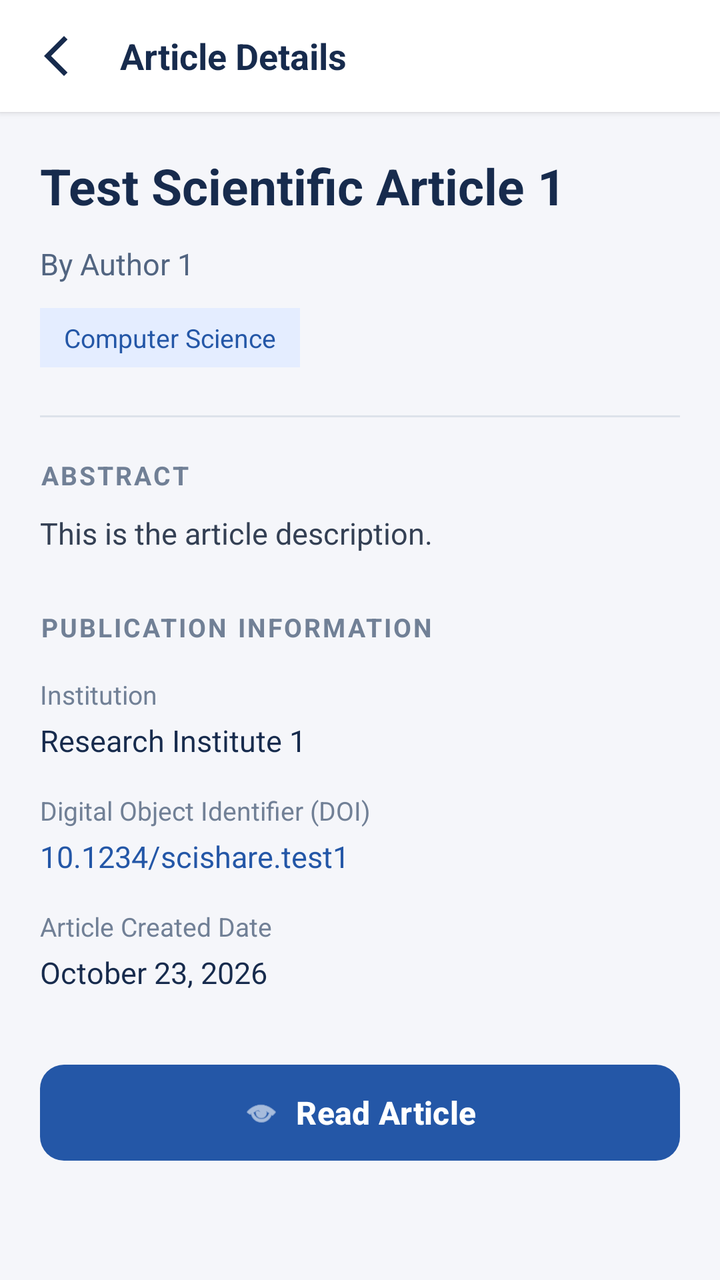
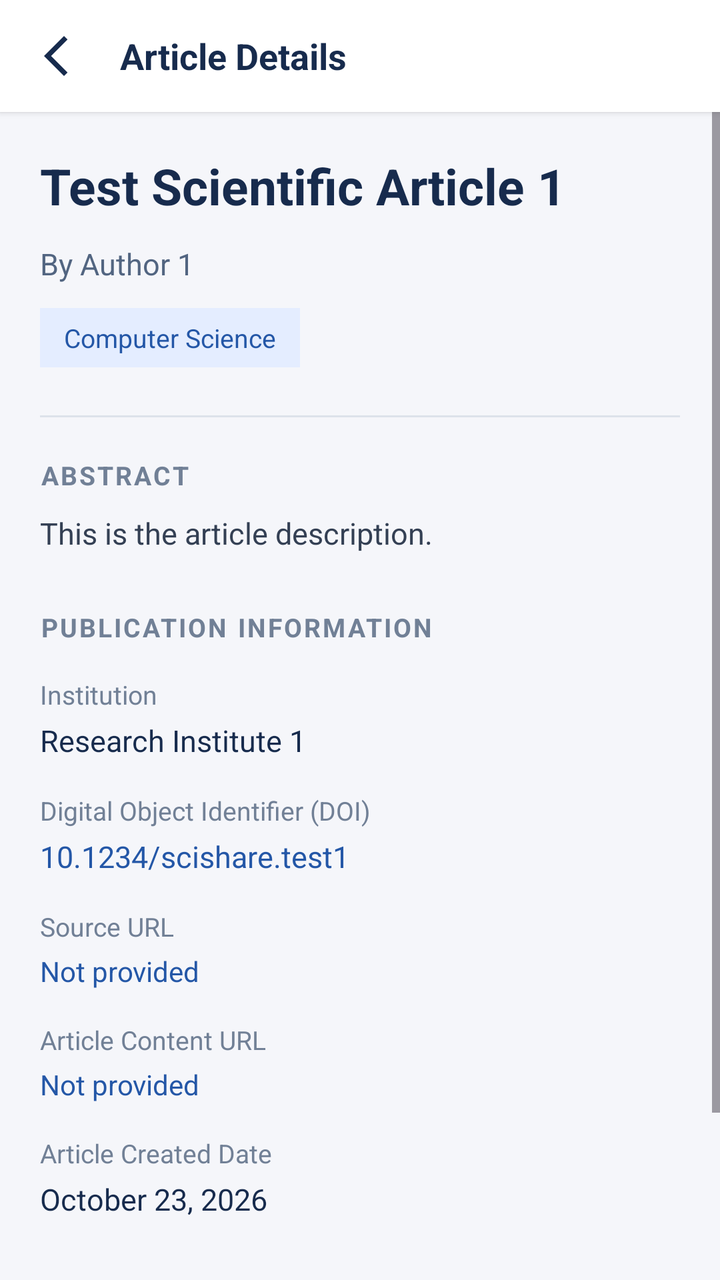

Screens rendered from an Android XML layout before and after an edit, with the pre-edit source and the edit as a unified diff.
<!-- AndroidManifest.xml: application theme Theme.MyApplication -->
<!-- res/layout/activity_article_detail.xml -->
<?xml version="1.0" encoding="utf-8"?>
<LinearLayout xmlns:android="http://schemas.android.com/apk/res/android"
    xmlns:app="http://schemas.android.com/apk/res-auto"
    android:id="@+id/root"
    android:layout_width="match_parent"
    android:layout_height="match_parent"
    android:orientation="vertical"
    android:background="#F5F6FA">

    
    <View
        android:id="@+id/status_bar_spacer"
        android:layout_width="match_parent"
        android:layout_height="0dp"
        android:background="#6750A4" />

    
    <LinearLayout
        android:layout_width="match_parent"
        android:layout_height="56dp"
        android:orientation="horizontal"
        android:gravity="center_vertical"
        android:background="#FFFFFF"
        android:elevation="2dp">

        <ImageButton
            android:id="@+id/btn_back"
            android:layout_width="56dp"
            android:layout_height="match_parent"
            android:background="?attr/selectableItemBackgroundBorderless"
            android:src="@drawable/ic_arrow_back"
            android:contentDescription="Back"
            android:padding="16dp"
            android:scaleType="fitCenter"
            app:tint="#172B4D" />

        <TextView
            android:layout_width="0dp"
            android:layout_height="wrap_content"
            android:layout_weight="1"
            android:text="Article Details"
            android:textSize="18sp"
            android:textStyle="bold"
            android:textColor="#172B4D"
            android:gravity="center_vertical"
            android:paddingStart="4dp" />

    </LinearLayout>

    
    <ScrollView
        android:layout_width="match_parent"
        android:layout_height="0dp"
        android:layout_weight="1"
        android:fillViewport="true">

        <LinearLayout
            android:layout_width="match_parent"
            android:layout_height="wrap_content"
            android:orientation="vertical"
            android:padding="20dp">

            
            <TextView
                android:id="@+id/tv_detail_title"
                android:layout_width="match_parent"
                android:layout_height="wrap_content"
                android:text="Test Scientific Article 1"
                android:textSize="25sp"
                android:textStyle="bold"
                android:textColor="#172B4D"
                android:lineSpacingExtra="4dp" />

            
            <TextView
                android:id="@+id/tv_detail_author"
                android:layout_width="match_parent"
                android:layout_height="wrap_content"
                android:layout_marginTop="12dp"
                android:text="By Author 1"
                android:textSize="15sp"
                android:textColor="#526581" />

            
            <TextView
                android:id="@+id/tv_detail_category"
                android:layout_width="wrap_content"
                android:layout_height="wrap_content"
                android:layout_marginTop="12dp"
                android:paddingStart="12dp"
                android:paddingEnd="12dp"
                android:paddingTop="6dp"
                android:paddingBottom="6dp"
                android:background="#E4EDFF"
                android:text="Computer Science"
                android:textSize="13sp"
                android:textColor="#2457A7" />

            
            <View
                android:layout_width="match_parent"
                android:layout_height="1dp"
                android:layout_marginTop="24dp"
                android:layout_marginBottom="20dp"
                android:background="#DDE2EA" />

            
            <TextView
                android:layout_width="match_parent"
                android:layout_height="wrap_content"
                android:text="ABSTRACT"
                android:textSize="13sp"
                android:textStyle="bold"
                android:textColor="#718096"
                android:letterSpacing="0.08" />

            <TextView
                android:id="@+id/tv_detail_description"
                android:layout_width="match_parent"
                android:layout_height="wrap_content"
                android:layout_marginTop="10dp"
                android:text="This is the article description."
                android:textSize="15sp"
                android:textColor="#344054"
                android:lineSpacingExtra="5dp" />

            
            <TextView
                android:layout_width="match_parent"
                android:layout_height="wrap_content"
                android:layout_marginTop="28dp"
                android:text="PUBLICATION INFORMATION"
                android:textSize="13sp"
                android:textStyle="bold"
                android:textColor="#718096"
                android:letterSpacing="0.08" />

            
            <TextView
                android:layout_width="match_parent"
                android:layout_height="wrap_content"
                android:layout_marginTop="16dp"
                android:text="Institution"
                android:textSize="13sp"
                android:textColor="#718096" />

            <TextView
                android:id="@+id/tv_detail_institution"
                android:layout_width="match_parent"
                android:layout_height="wrap_content"
                android:layout_marginTop="4dp"
                android:text="Research Institute 1"
                android:textSize="15sp"
                android:textColor="#172B4D" />

            
            <TextView
                android:layout_width="match_parent"
                android:layout_height="wrap_content"
                android:layout_marginTop="16dp"
                android:text="Digital Object Identifier (DOI)"
                android:textSize="13sp"
                android:textColor="#718096" />

            <TextView
                android:id="@+id/tv_detail_doi"
                android:layout_width="match_parent"
                android:layout_height="wrap_content"
                android:layout_marginTop="4dp"
                android:text="10.1234/scishare.test1"
                android:textSize="15sp"
                android:textColor="#2457A7"
                android:textIsSelectable="true" />

            
            <TextView
                android:layout_width="match_parent"
                android:layout_height="wrap_content"
                android:layout_marginTop="16dp"
                android:text="Article Created Date"
                android:textSize="13sp"
                android:textColor="#718096" />

            <TextView
                android:id="@+id/tv_detail_date"
                android:layout_width="match_parent"
                android:layout_height="wrap_content"
                android:layout_marginTop="4dp"
                android:text="October 23, 2026"
                android:textSize="15sp"
                android:textColor="#172B4D" />

            
            <com.google.android.material.button.MaterialButton
                android:id="@+id/btn_read_article"
                android:layout_width="match_parent"
                android:layout_height="56dp"
                android:layout_marginTop="32dp"
                android:layout_marginBottom="20dp"
                android:text="Read Article"
                android:textSize="16sp"
                android:textStyle="bold"
                android:textAllCaps="false"
                android:textColor="#FFFFFF"
                app:cornerRadius="12dp"
                app:icon="@android:drawable/ic_menu_view"
                app:iconGravity="textStart"
                app:iconTint="#FFFFFF"
                app:backgroundTint="#2457A7" />

        </LinearLayout>

    </ScrollView>

</LinearLayout>
<!-- resources referenced by this layout -->
<resources>
  <!-- drawable ic_arrow_back (drawable) -->
  <vector xmlns:android="http://schemas.android.com/apk/res/android"
      android:width="24dp"
      android:height="24dp"
      android:viewportWidth="960"
      android:viewportHeight="960">
    <path
        android:fillColor="#111827"
        android:pathData="M640,880L240,480L640,80L711,151L382,480L711,809L640,880Z"/>
  </vector>
  <style name="Theme.MyApplication" parent="Base.Theme.MyApplication" />
  <style name="Base.Theme.MyApplication" parent="Theme.Material3.DayNight.NoActionBar">
          
          
      </style>
</resources>

<!-- the commit's change to res/layout/activity_article_detail.xml (unified diff, before → after) -->
@@ -172,6 +172,44 @@
                 android:textColor="#2457A7"
                 android:textIsSelectable="true" />
 
+            <TextView
+                android:layout_width="match_parent"
+                android:layout_height="wrap_content"
+                android:layout_marginTop="16dp"
+                android:text="Source URL"
+                android:textSize="13sp"
+                android:textColor="#718096" />
+
+            <TextView
+                android:id="@+id/tv_detail_source_url"
+                android:layout_width="match_parent"
+                android:layout_height="wrap_content"
+                android:layout_marginTop="4dp"
+                android:text="Not provided"
+                android:textSize="14sp"
+                android:textColor="#2457A7"
+                android:textIsSelectable="true"
+                android:breakStrategy="simple" />
+
+            <TextView
+                android:layout_width="match_parent"
+                android:layout_height="wrap_content"
+                android:layout_marginTop="16dp"
+                android:text="Article Content URL"
+                android:textSize="13sp"
+                android:textColor="#718096" />
+
+            <TextView
+                android:id="@+id/tv_detail_content_url"
+                android:layout_width="match_parent"
+                android:layout_height="wrap_content"
+                android:layout_marginTop="4dp"
+                android:text="Not provided"
+                android:textSize="14sp"
+                android:textColor="#2457A7"
+                android:textIsSelectable="true"
+                android:breakStrategy="simple" />
+
             
             <TextView
                 android:layout_width="match_parent"
